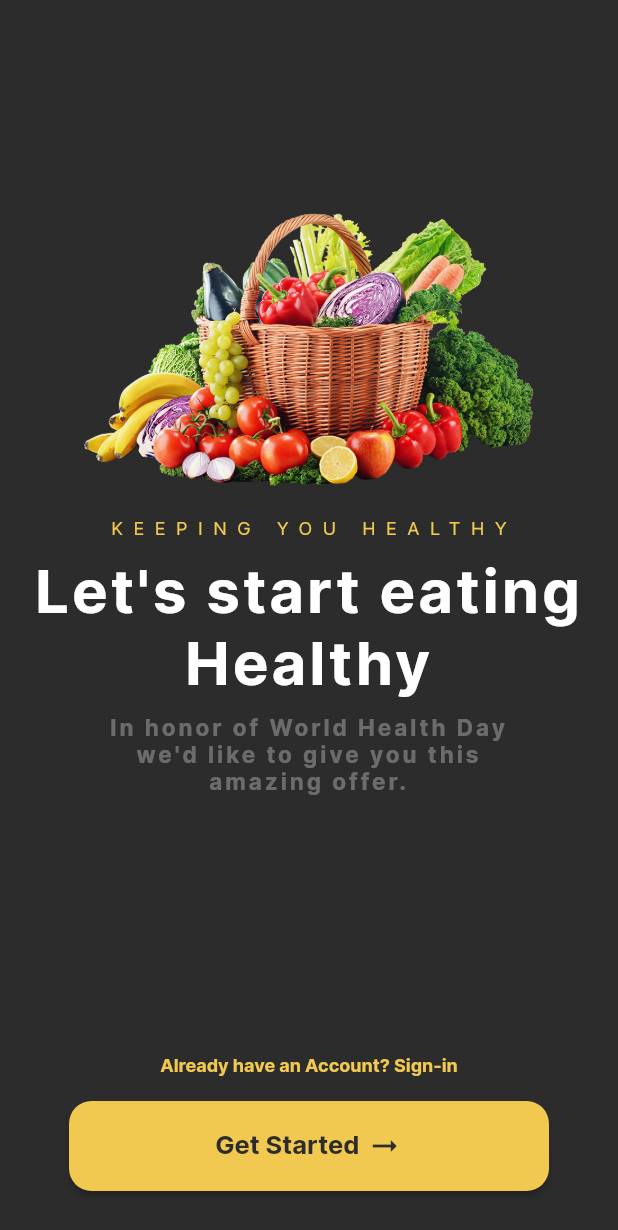
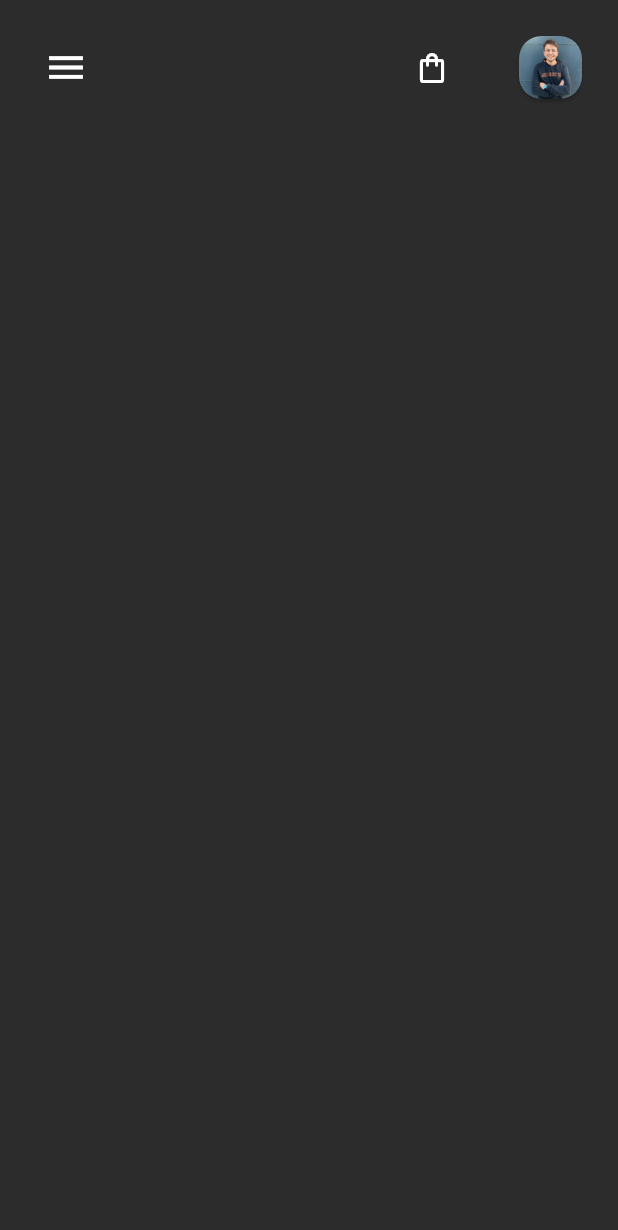
Before and after one commit to kadironer/fruit_shopping_app, a Flutter app: the screen it shows after launch, after a tap on "Get Started", on a phone screen of 412 x 824 dp. Shown: the top 1230 px of the screen. Run offline on Flutter 3.47's test engine with Material 2 defaults, Android fonts, the phone set to English and light mode, and no system bars.

Commit message:
Main screen profile card completed

```diff
--- /dev/null
+++ b/lib/MainScreen.dart
@@ -0,0 +1,67 @@
+import 'package:flutter/material.dart';
+
+class MainScreen extends StatefulWidget {
+  const MainScreen({Key? key}) : super(key: key);
+
+  @override
+  State<MainScreen> createState() => _MainScreenState();
+}
+
+class _MainScreenState extends State<MainScreen> {
+  @override
+  Widget build(BuildContext context) {
+    return Scaffold(
+      body: Stack(
+        children: [
+          Container(
+            width: MediaQuery.of(context).size.width,
+            height: MediaQuery.of(context).size.height,
+            color: Color(0xFF2C2C2C),
+          ),
+          Padding(
+            padding: const EdgeInsets.only(top: 20.0,left: 20.0,right: 20.0),
+            child: Row(
+              mainAxisAlignment: MainAxisAlignment.spaceBetween,
+              children: [
+                IconButton(
+                  icon: Icon(Icons.menu,size: 30.0,color: Colors.white,),
+                  tooltip: "Menu",
+                  onPressed: (){
+
+                  },
+                ),
+                Row(
+                  children: [
+                    IconButton(
+                      icon:Icon(Icons.shopping_bag_outlined,color: Colors.white),
+                      tooltip: "Cart",
+                      onPressed: (){
+                      },
+                    ),
+                    Padding(
+                      padding: const EdgeInsets.only(left: 30.0),
+                      child: SizedBox(
+                        width: 50,
+                        height: 50,
+                        child: Card(
+                          semanticContainer: true,
+                          clipBehavior: Clip.antiAliasWithSaveLayer,
+                          color: Colors.transparent,
+                          child: Image.asset("images/kadirProfile.jpg",fit: BoxFit.fill,),
+                          shape: RoundedRectangleBorder(
+                            borderRadius: BorderRadius.all(Radius.circular(15.0)),
+                          ),
+                        ),
+                      ),
+                    )
+                  ],
+                ),
+
+              ],
+            ),
+          )
+        ],
+      ),
+    );
+  }
+}
--- a/lib/main.dart
+++ b/lib/main.dart
@@ -1,4 +1,5 @@
 import 'package:flutter/material.dart';
+import 'package:proje_fruit_shopping/MainScreen.dart';
 
 void main() {
   runApp(const MyApp());
@@ -15,7 +16,7 @@ class MyApp extends StatelessWidget {
       theme: ThemeData(
         primarySwatch: Colors.blue,
       ),
-      home:  const HomePage(),
+      home: HomePage(),
     );
   }
 }
@@ -135,7 +136,9 @@ class _HomePageState extends State<HomePage> {
                   width: 320,
                   height: 60,
                   child: ElevatedButton(
-                    onPressed: () {},
+                    onPressed: () {
+                      Navigator.pushReplacement(context, MaterialPageRoute(builder: (context)=>MainScreen()));
+                    },
                     style: ElevatedButton.styleFrom(
                       primary: Color(0xFFF1C950),
                       shape: RoundedRectangleBorder(
--- a/pubspec.yaml
+++ b/pubspec.yaml
@@ -60,6 +60,7 @@ flutter:
   # To add assets to your application, add an assets section, like this:
   assets:
      - images/vegetablesFruit.png
+     - images/kadirProfile.jpg
   #   - images/a_dot_ham.jpeg
 
   # An image asset can refer to one or more resolution-specific "variants", see
```
Also changed, not shown: images/kadirProfile.jpg (added).
